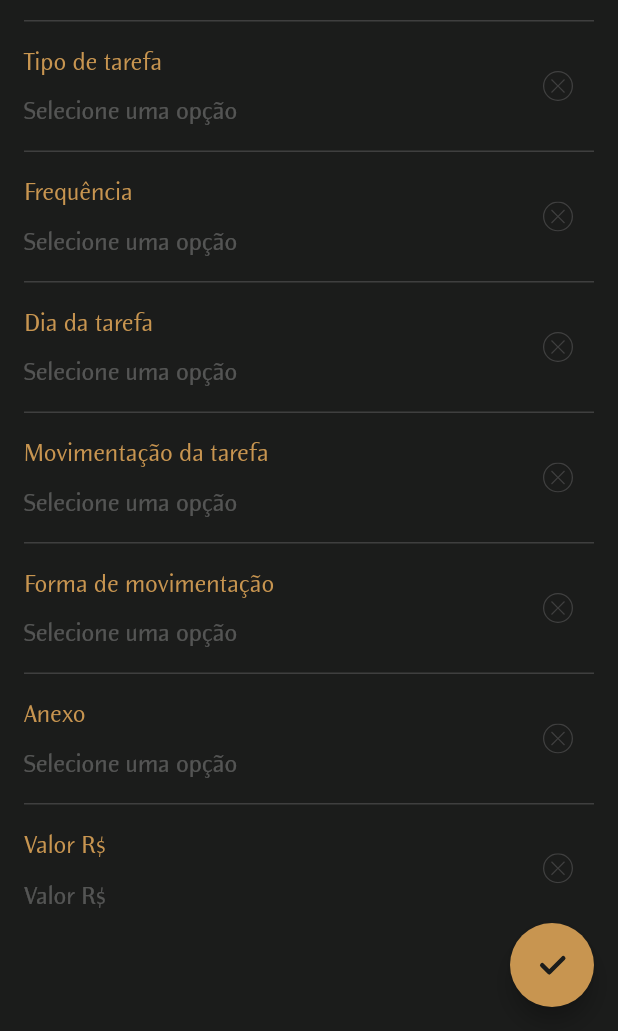
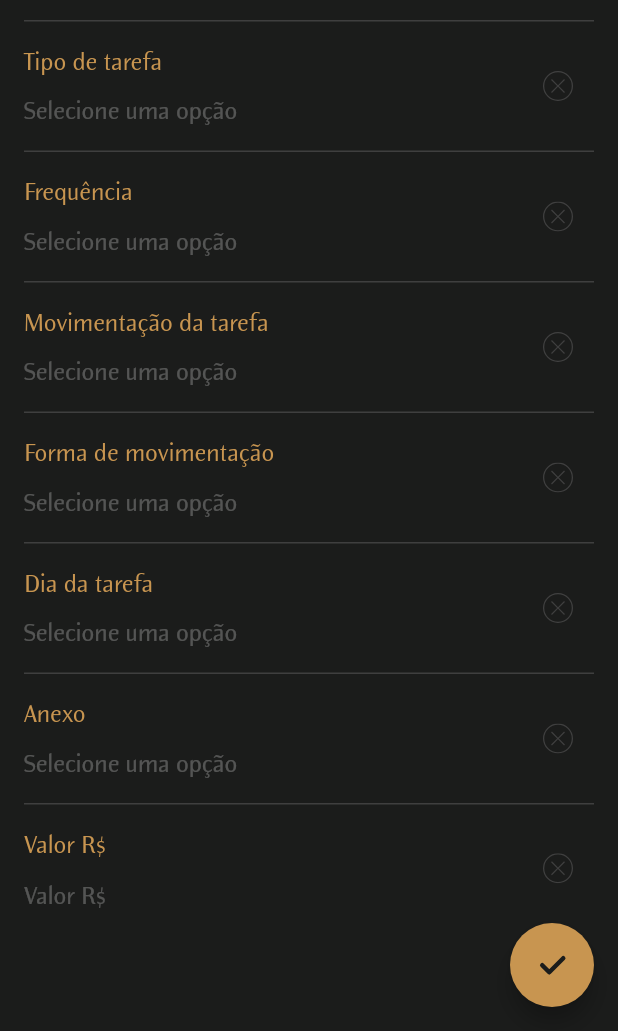
Before and after one commit to csbs1985/tarefas_app, a Flutter app: the TaskPage screen opened by its route, on a phone screen of 412 x 824 dp, the part 205-1236 px from its top. Run offline on Flutter 3.47's test engine with Material 2 defaults, Android fonts, the phone set to English and light mode, and no system bars; our stand-ins replace flutter_calendar_carousel, flutter_svg, go_router, modal_bottom_sheet.

Commit message:
[CalendarWidget] criar

```diff
--- /dev/null
+++ b/lib/input/calendar_input .dart
@@ -0,0 +1,112 @@
+import 'package:flutter/material.dart';
+import 'package:flutter_svg/flutter_svg.dart';
+import 'package:intl/intl.dart';
+import 'package:modal_bottom_sheet/modal_bottom_sheet.dart';
+import 'package:tarefas_app/core/constants.dart';
+import 'package:tarefas_app/modals/calendar_modal.dart';
+import 'package:tarefas_app/theme/ui_color.dart';
+import 'package:tarefas_app/theme/ui_svg.dart';
+import 'package:tarefas_app/theme/ui_text.dart';
+
+class CalendarInput extends StatefulWidget {
+  const CalendarInput({
+    required Function callback,
+    required TextEditingController controller,
+  })  : _callback = callback,
+        _controller = controller;
+
+  final Function _callback;
+
+  final TextEditingController _controller;
+
+  @override
+  State<CalendarInput> createState() => _CalendarInputState();
+}
+
+class _CalendarInputState extends State<CalendarInput> {
+  _formatDate(String date) {
+    DateTime dataHora = DateFormat('dd/MM/yyyy').parse(date);
+    String dataHoraFormatada = DateFormat('dd/MM/yyyy').format(dataHora);
+    return dataHoraFormatada;
+  }
+
+  void _openModal() {
+    showCupertinoModalBottomSheet(
+      expand: false,
+      context: context,
+      barrierColor: UiColor.overlay,
+      duration: const Duration(milliseconds: 300),
+      builder: (context) => CalendarModal(
+        controller: widget._controller,
+        callback: (value) => _setControllerModal(value),
+      ),
+    );
+  }
+
+  void _setControllerModal(String value) {
+    setState(() {
+      widget._controller.text = value;
+      widget._callback(value);
+    });
+  }
+
+  @override
+  Widget build(BuildContext context) {
+    return SingleChildScrollView(
+      child: Container(
+        width: MediaQuery.of(context).size.width,
+        decoration: BoxDecoration(
+          border: Border(
+            top: BorderSide(
+              width: 1,
+              color: UiColor.border,
+            ),
+          ),
+        ),
+        child: TextButton(
+          style: ButtonStyle(
+            padding: MaterialStateProperty.all<EdgeInsets>(EdgeInsets.zero),
+          ),
+          onPressed: () => _openModal(),
+          child: Row(
+            mainAxisAlignment: MainAxisAlignment.spaceBetween,
+            children: [
+              Expanded(
+                child: Column(
+                  crossAxisAlignment: CrossAxisAlignment.start,
+                  mainAxisAlignment: MainAxisAlignment.start,
+                  children: [
+                    Padding(
+                      padding: EdgeInsets.only(top: 16),
+                      child: Text(DIA, style: UiText.headline2),
+                    ),
+                    Padding(
+                      padding: const EdgeInsets.fromLTRB(0, 12, 0, 16),
+                      child: Text(
+                        widget._controller.text.isNotEmpty
+                            ? _formatDate(widget._controller.text)
+                            : SELECIONE,
+                        style: widget._controller.text.isNotEmpty
+                            ? UiText.headline1
+                            : UiText.headline3,
+                      ),
+                    )
+                  ],
+                ),
+              ),
+              IconButton(
+                splashColor: Colors.transparent,
+                icon: SvgPicture.asset(
+                  UiSvg.clean,
+                  height: 20,
+                  color: UiColor.icon,
+                ),
+                onPressed: () => _setControllerModal(''),
+              )
+            ],
+          ),
+        ),
+      ),
+    );
+  }
+}
--- a/lib/pages/task_page.dart
+++ b/lib/pages/task_page.dart
@@ -4,6 +4,7 @@ import 'package:tarefas_app/classes/task_class.dart';
 import 'package:tarefas_app/classes/tipo_select_class.dart';
 import 'package:tarefas_app/core/constants.dart';
 import 'package:tarefas_app/input/amount_input.dart';
+import 'package:tarefas_app/input/calendar_input%20.dart';
 import 'package:tarefas_app/input/text_input.dart';
 import 'package:tarefas_app/input/select_input.dart';
 import 'package:tarefas_app/theme/ui_color.dart';
@@ -159,13 +160,13 @@ class _TaskPageState extends State<TaskPage> {
                         setState(() => _frequenciaController.text = value),
                       },
                     ),
-                    SelectInput(
-                      controller: _diaController,
-                      tipo: TipoSelectEnum.dia,
-                      callback: (value) => {
-                        setState(() => _diaController.text = value),
-                      },
-                    ),
+                    // SelectInput(
+                    //   controller: _diaController,
+                    //   tipo: TipoSelectEnum.dia,
+                    //   callback: (value) => {
+                    //     setState(() => _diaController.text = value),
+                    //   },
+                    // ),
                     SelectInput(
                       controller: _tipoMovimentacaoController,
                       tipo: TipoSelectEnum.tipoMovimentacao,
@@ -179,6 +180,12 @@ class _TaskPageState extends State<TaskPage> {
                       tipo: TipoSelectEnum.formaMovimentacao,
                       callback: (value) => {
                         setState(() => _formaPagamentoController.text = value),
+                      },
+                    ),
+                    CalendarInput(
+                      controller: _diaController,
+                      callback: (value) => {
+                        setState(() => _diaController.text = value),
                       },
                     ),
                     SelectInput(
--- a/lib/theme/ui_text.dart
+++ b/lib/theme/ui_text.dart
@@ -53,7 +53,7 @@ class UiText {
   static const TextStyle headline4 = TextStyle(
     fontSize: 16,
     fontWeight: FontWeight.normal,
-    color: UiColor.element,
+    color: UiColor.back,
   );
 
   static const TextStyle headline5 = TextStyle(
--- a/pubspec.yaml
+++ b/pubspec.yaml
@@ -16,6 +16,8 @@ dependencies:
   intl: ^0.17.0
   modal_bottom_sheet: ^2.1.2
   uuid: ^3.0.7
+  table_calendar: ^3.0.8
+  flutter_calendar_carousel: ^2.4.1
 
 dev_dependencies:
   flutter_test:
```
Also changed, not shown: lib/modals/calendar_modal.dart (added, +55 -0 lines), lib/modals/select_modal.dart (+2 -5 lines), lib/widget/calendar_widget.dart (added, +71 -0 lines), pubspec.lock.
